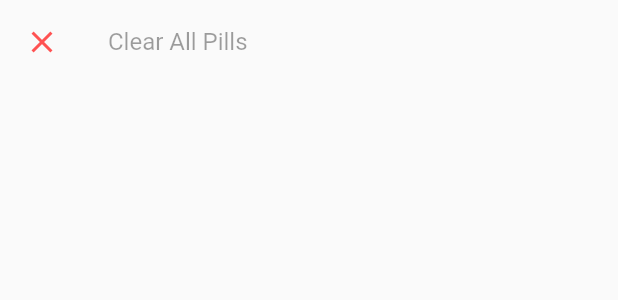
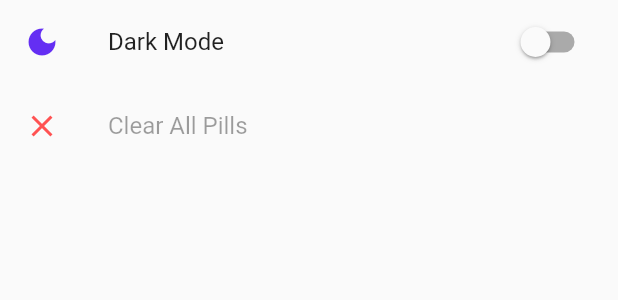
Before and after one commit to TomerPacific/Pill, a Flutter app: the SettingsPage widget shown alone on an empty page, opened directly, on a phone screen of 412 x 824 dp. Shown: the top 300 px of the screen. Run offline on Flutter 3.47's test engine with Material 2 defaults, Android fonts, the phone set to English and light mode, and no system bars; our stand-ins replace flutter_bloc, shared_preferences; accounts and stored records are empty.

Commit message:
Pill adding switch tile for dark mode

```diff
--- a/lib/page/settings_page.dart
+++ b/lib/page/settings_page.dart
@@ -2,15 +2,30 @@ import 'package:flutter/material.dart';
 import 'package:flutter_bloc/flutter_bloc.dart';
 import 'package:pill/bloc/pill/pill_bloc.dart';
 import 'package:pill/bloc/pill/pill_event.dart';
+import 'package:pill/bloc/theme/theme_block.dart';
+import 'package:pill/bloc/theme/theme_event.dart';
 import 'package:pill/service/shared_preferences_service.dart';
 
 class SettingsPage extends StatelessWidget {
+
 
   @override
   Widget build(BuildContext context) {
     return Column(
         mainAxisAlignment: MainAxisAlignment.start,
         children: [
+          SwitchListTile(
+              title: const Text("Dark Mode"),
+              secondary: new Icon(
+                  Icons.dark_mode,
+                  color: BlocProvider.of<ThemeBloc>(context).state.isDarkModeEnabled ?
+                  Color.fromARGB(200, 243, 231, 106) :
+                  Color(0xFF642ef3)
+              ),
+              value: BlocProvider.of<ThemeBloc>(context).state.isDarkModeEnabled,
+              onChanged: (bool isDarkModeEnabled) {
+                BlocProvider.of<ThemeBloc>(context).add(ChangeTheme(darkThemeEnabled: isDarkModeEnabled));
+              }),
           ListTile(
               title: const Text("Clear All Pills"),
               leading: const Icon(
```
Lines whose indentation alone changed are shown as unchanged.
